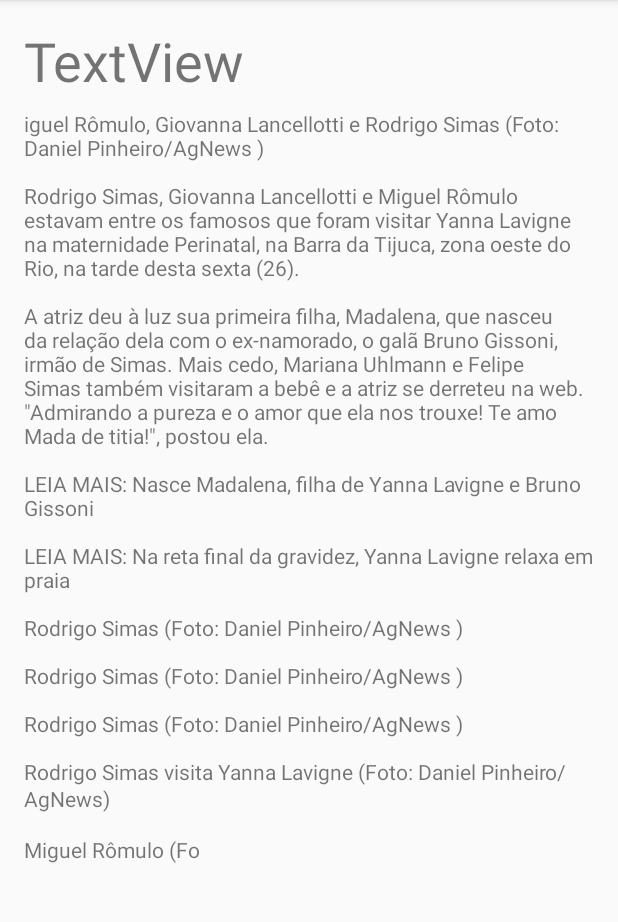
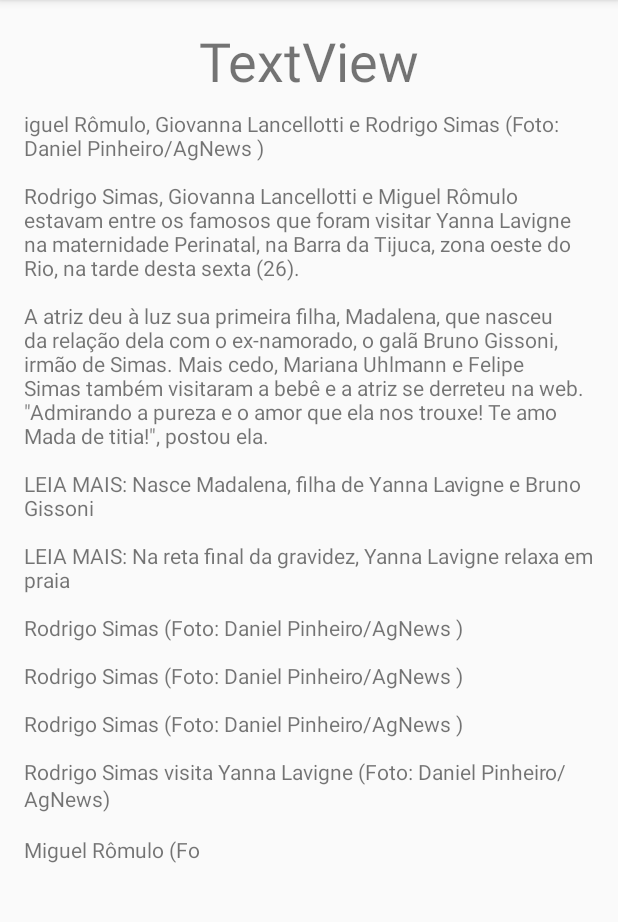
Before and after one commit to CaueP/DigitalSensesNews, an Android app: the fragment FragmentNews placed in its activity, on a phone screen of 412 x 824 dp, the part 84-1006 px from its top. Run offline under Robolectric (Android 15) with nearby library versions, the phone set to English and light mode, and no system bars; 1 statement that could not run was skipped.

Commit message:
update texts layout -> align to center

```diff
--- a/app/src/main/res/layout/fragment_news.xml
+++ b/app/src/main/res/layout/fragment_news.xml
@@ -14,7 +14,7 @@
         android:layout_marginRight="8dp"
         android:layout_marginTop="8dp"
         android:text="TextView"
-        android:textAlignment="textStart"
+        android:textAlignment="center"
         android:textSize="36sp"
         app:layout_constraintLeft_toLeftOf="parent"
         app:layout_constraintRight_toRightOf="parent"
--- a/app/src/main/res/layout/fragment_news_title.xml
+++ b/app/src/main/res/layout/fragment_news_title.xml
@@ -12,7 +12,7 @@
         android:layout_height="wrap_content"
         android:contentDescription="@string/news_headline_description"
         android:text="TextView"
-        android:textAlignment="textStart"
+        android:textAlignment="center"
         android:textSize="36sp"
         android:textStyle="bold"
         tools:text="Headline"
--- a/app/src/main/res/layout/item_category.xml
+++ b/app/src/main/res/layout/item_category.xml
@@ -8,7 +8,7 @@
         android:layout_width="match_parent"
         android:layout_height="match_parent"
         android:id="@+id/txt_category"
-        android:padding="@dimen/accesssibility_padding"
+        android:padding="@dimen/accessibility_padding"
         android:textAlignment="center"
         android:textAppearance="@style/Base.TextAppearance.AppCompat.Large"
         android:text="Sports"
--- a/app/src/main/res/values/dimens.xml
+++ b/app/src/main/res/values/dimens.xml
@@ -1,7 +1,7 @@
 <?xml version="1.0" encoding="utf-8"?>
 <resources>
 
-    <dimen name="accesssibility_padding">48dp</dimen>
+    <dimen name="accessibility_padding">48dp</dimen>
 
 
 </resources>
```
